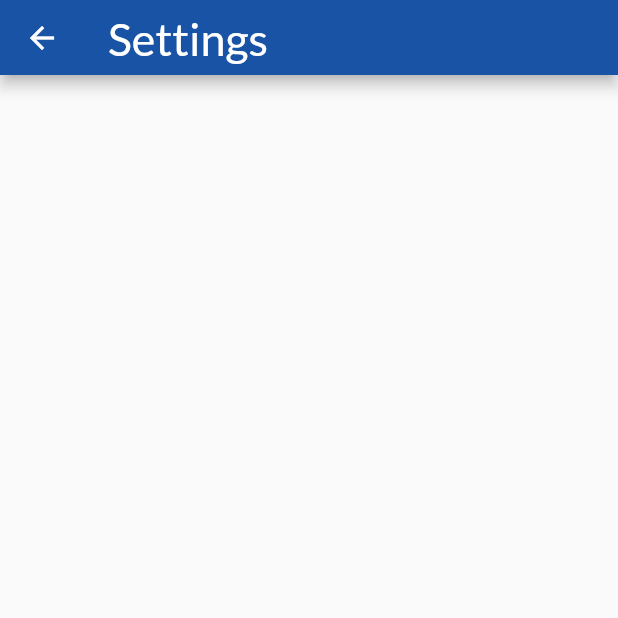
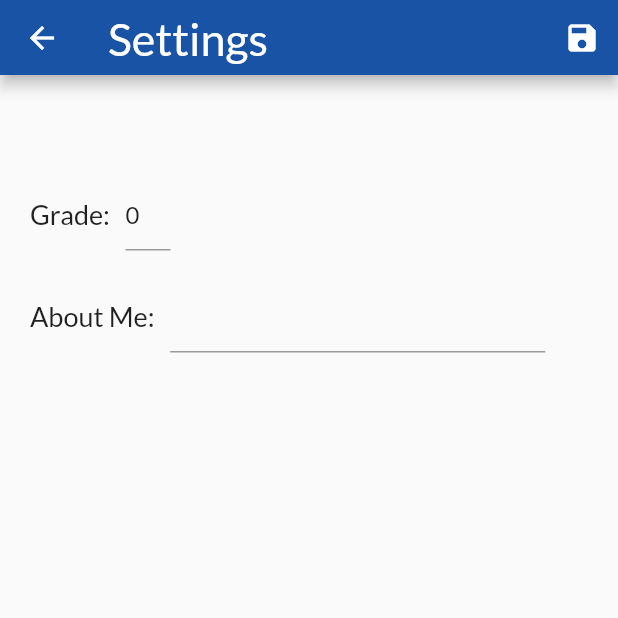
Before and after one commit to sasha0731/tutor_ed, a Flutter app: the Settings screen opened directly, on a phone screen of 412 x 824 dp, the top half of it. Run offline on Flutter 3.47's test engine with Material 2 defaults, Android fonts, the light colour scheme and no system bars; our stand-ins replace cached_network_image, cloud_firestore, firebase_auth, font_awesome_flutter, google_sign_in, shared_preferences; accounts and stored records are empty; statements that could not run were skipped.

Commit message:
i feel so sick rip

```diff
--- a/lib/dashboard.dart
+++ b/lib/dashboard.dart
@@ -42,7 +42,7 @@ class DashboardState extends State<Dashboard> {
     if (item.title == 'Log out') {
       auth.signOut(context);
     } else if (item.title == 'Settings') {
-      Navigator.push(context, MaterialPageRoute(builder: (context) => Settings()));
+      Navigator.of(context).pushReplacementNamed('/settings');
     }
   }
 
--- a/lib/main.dart
+++ b/lib/main.dart
@@ -1,7 +1,9 @@
 import 'package:flutter/material.dart';
 import 'dashboard.dart';
+import 'settings.dart';
 import 'login.dart';
 import 'form.dart';
+
 
 void main() => runApp(App());
 
@@ -12,7 +14,6 @@ class App extends StatelessWidget {
       title: 'TutorED',
       debugShowCheckedModeBanner: false,
       theme: new ThemeData(
-//        primaryColor: const Color(0xFF02BB9F),
         primaryColorLight: const Color(0xFFDCF3EF),
         primaryColorDark: const Color(0xFF167F67),
         primaryColor: const Color(0xFF1853a5),
@@ -32,6 +33,7 @@ class App extends StatelessWidget {
         '/dashboard': (_) => new Dashboard(),
         '/user': (_) => new User(),
         '/form': (_) => new TutorForm(),
+        '/settings': (_) => new Settings(),
       },
     );
   }
--- a/lib/profile.dart
+++ b/lib/profile.dart
@@ -128,7 +128,7 @@ class ProfileState extends State<Profile> {
                 ),
               ),
               Padding (
-                padding: EdgeInsets.fromLTRB(0, 5, 0, 25),
+                padding: EdgeInsets.fromLTRB(0, 5, 0, 30),
               ),
 
               // about me
@@ -137,7 +137,7 @@ class ProfileState extends State<Profile> {
                   aboutMe,
                   style: new TextStyle(
                     color: Theme.of(context).textSelectionColor,
-                    fontSize: 20,
+                    fontSize: 18,
                   ),
                 ),
               ),
--- a/lib/settings.dart
+++ b/lib/settings.dart
@@ -13,6 +13,7 @@ class SettingsState extends State<Settings> {
   final TextEditingController _gradeController = new TextEditingController();
   final TextEditingController _aboutMeController = new TextEditingController();
   SharedPreferences prefs;
+  String name = '';
   String id = '';
   int grade = 0;
   String aboutMe = '';
@@ -24,6 +25,7 @@ class SettingsState extends State<Settings> {
   }
   void _readLocal() async {
     prefs = await SharedPreferences.getInstance();
+    name = prefs.getString('name') ?? '';
     id = prefs.getString('id') ?? '';
     grade = prefs.getInt('grade') ?? 0;
     aboutMe = prefs.getString('aboutMe') ?? '';
@@ -45,6 +47,24 @@ class SettingsState extends State<Settings> {
               fontSize: 30.0,
             ),
           ),
+          actions: <Widget>[
+            IconButton (
+              icon: Icon(Icons.save),
+              tooltip: 'Save',
+              onPressed: () {
+                setState(() {
+                  Firestore.instance
+                      .collection('users')
+                      .document(id)
+                      .updateData({'aboutMe': _aboutMeController.text, 'grade': int.parse(_gradeController.text)}).then((data) async {
+                    await prefs.setString('aboutMe', _aboutMeController.text);
+                    await prefs.setInt('grade', int.parse(_gradeController.text));
+                  });
+                  Navigator.of(context).pushReplacementNamed('/dashboard');
+                });
+              },
+            )
+          ],
           backgroundColor: Theme.of(context).primaryColor,
         ),
       ),
@@ -71,73 +91,66 @@ class SettingsState extends State<Settings> {
               borderRadius: BorderRadius.all(Radius.circular(45.0)),
               clipBehavior: Clip.hardEdge,
             ),
-            padding: EdgeInsets.fromLTRB(0, 15, 0, 20),
+            padding: EdgeInsets.fromLTRB(0, 15, 0, 0),
           ) : Container(),
-//          Container (
-//            child: GridView.count(
-//              crossAxisCount: 2,
-//              childAspectRatio: 1.0,
-//              padding: const EdgeInsets.all(4.0),
-//              mainAxisSpacing: 4.0,
-//              crossAxisSpacing: 4.0,
-//              children: <String>[
-//                'Grade',
-//                grade.toString(),
-//                'About Me',
-//                aboutMe,
-//              ].map((String text) {
-//                return new GridTile(
-//                    child: new Text(text));
-//              }).toList()
-//            ),
-//          ),
+
+          Center (
+            child: Text(
+              name,
+              style: new TextStyle(
+                color: Theme.of(context).textSelectionColor,
+                fontSize: 24,
+              ),
+            ),
+          ),
+
+          Padding (
+            padding: EdgeInsets.fromLTRB(0, 40, 0, 0),
+          ),
+          // grade
+          Container(
+            child: Row (
+              children: <Widget>[
+                Text (
+                  'Grade:   ',
+                  style: new TextStyle(
+                    fontSize: 18,
+                  ),
+                ),
+                SizedBox (
+                  width: 30,
+                  child: TextFormField(
+                    controller: _gradeController,
+                    keyboardType: TextInputType.number,
+                    maxLines: 1,
+                  ),
+                ),
+              ],
+            ),
+            padding: EdgeInsets.fromLTRB(20, 0, 20, 20),
+          ),
+
+          Container(
+            child: Row (
+              children: <Widget>[
+                Text (
+                  'About Me:   ',
+                  style: new TextStyle(
+                    fontSize: 18,
+                  ),
+                ),
+                SizedBox (
+                  width: 250,
+                  child: TextFormField(
+                    controller: _aboutMeController,
+                    maxLines: null,
+                  ),
+                ),
+              ],
+            ),
+            padding: EdgeInsets.fromLTRB(20, 0, 20, 50),
+          ),
         ],
-//            // grade
-//            Container(
-//              child: TextFormField(
-//                controller: _gradeController,
-//                keyboardType: TextInputType.number,
-//                maxLines: 1,
-//              ),
-//              padding: EdgeInsets.fromLTRB(20, 0, 20, 50),
-//            ),
-//
-//            // about me
-//            Container(
-//              child: Row (
-//                children: <Widget>[
-//                  Text (
-//                    'About Me: '
-//                  ),
-//                  TextFormField(
-//                    controller: _aboutMeController,
-//                    maxLines: null,
-//                  ),
-//                ],
-//              ),
-//              padding: EdgeInsets.fromLTRB(20, 0, 20, 0),
-//            ),
-//
-//            // save button
-//            Container (
-//              child: FloatingActionButton (
-//                onPressed: () => setState(() {
-//                  Firestore.instance
-//                      .collection('users')
-//                      .document(id)
-//                      .updateData({'aboutMe': _aboutMeController.text, 'grade': int.parse(_gradeController.text)}).then((data) async {
-//                    await prefs.setString('aboutMe', _aboutMeController.text);
-//                    await prefs.setInt('grade', int.parse(_gradeController.text));
-//                  });
-//                  Navigator.of(context).pushReplacementNamed('/dashboard');
-//                }),
-//                child: Text (
-//                  'Save!'
-//                ),
-//                backgroundColor: Theme.of(context).buttonColor,
-//              ),
-//              padding: EdgeInsets.fromLTRB(30.0, 15.0, 30.0, 15.0)
-//            ),
       ),
     );
   }
```
Also changed, not shown: 3 other files.
